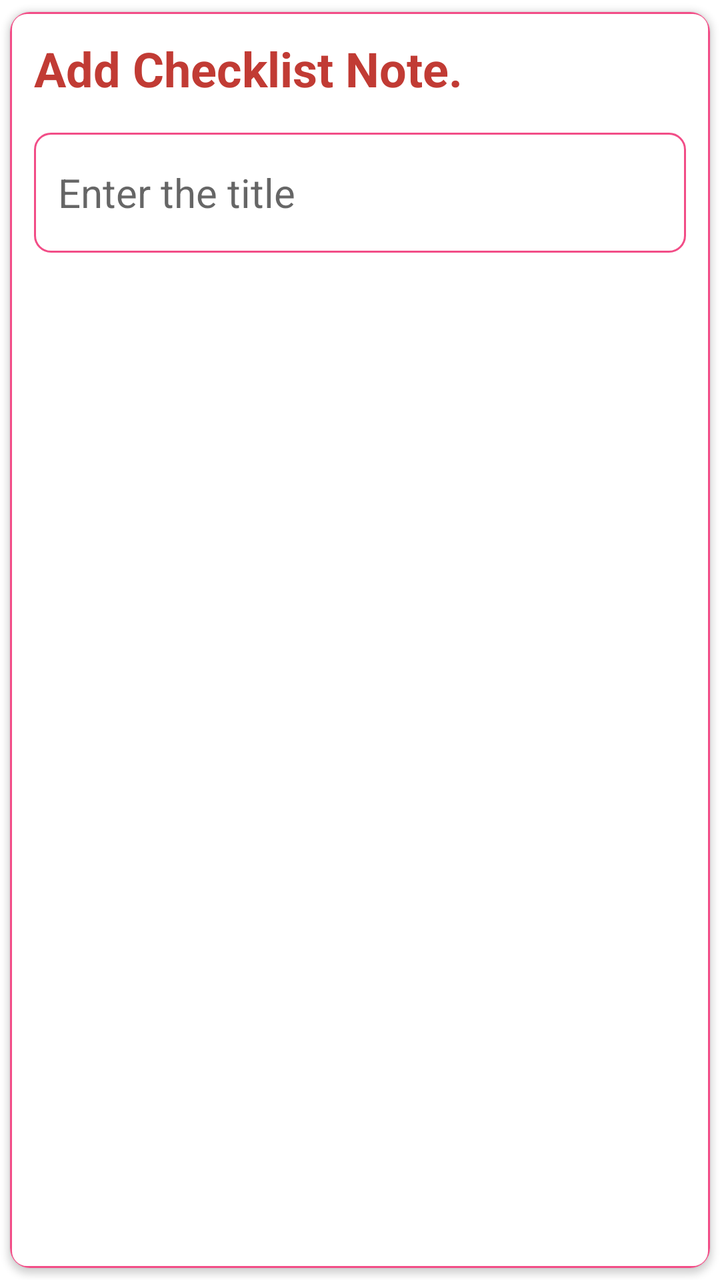
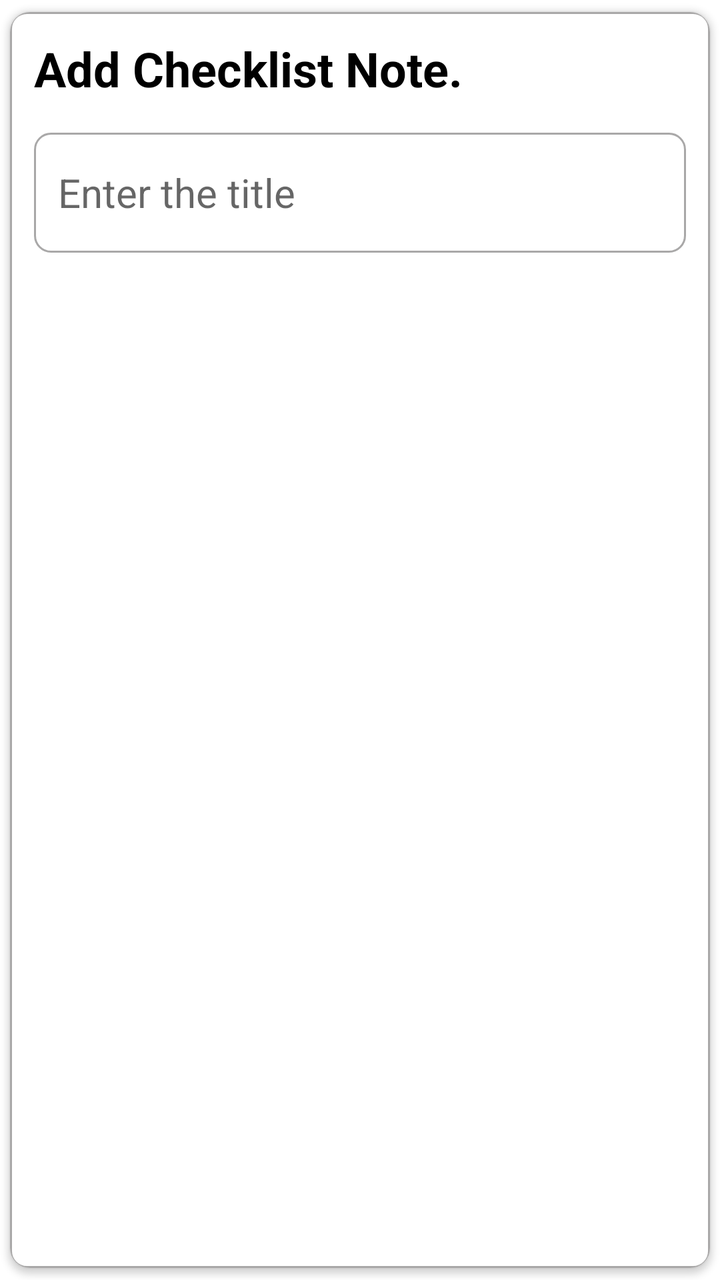

Screens rendered from an Android XML layout before and after an edit, with the pre-edit source and the edit as a unified diff.
<!-- AndroidManifest.xml: application theme Theme.NoteApp -->
<!-- res/layout/fragment_check_list.xml -->
<?xml version="1.0" encoding="utf-8"?>
<layout
    xmlns:android="http://schemas.android.com/apk/res/android"
    xmlns:tools="http://schemas.android.com/tools"
    xmlns:app="http://schemas.android.com/apk/res-auto">

    <androidx.cardview.widget.CardView
        android:layout_width="match_parent"
        android:layout_height="match_parent"
        android:layout_margin="12dp"
        app:cardCornerRadius="10dp"
        app:cardUseCompatPadding="true"
        android:padding="12dp"
        tools:context=".fragments.CheckListFragment">

        <LinearLayout
            android:id="@+id/checklistRootLayout"
            android:layout_width="match_parent"
            android:layout_height="match_parent"
            android:orientation="vertical"
            android:background="@drawable/pink_border"
            android:padding="12dp">

            <TextView
                android:id="@+id/checklistHeading"
                android:layout_width="wrap_content"
                android:layout_height="wrap_content"
                android:text="Add Checklist Note."
                android:textColor="@color/red"
                android:textSize="24sp"
                android:textStyle="bold" />

            <EditText
                android:id="@+id/checklistTitle"
                android:layout_width="match_parent"
                android:layout_height="60dp"
                android:layout_marginTop="16dp"
                android:hint="Enter the title"
                android:maxLines="1"
                android:padding="12dp"
                android:textSize="20sp"
                android:background="@drawable/pink_border" />

            <LinearLayout
                android:id="@+id/checkListContainer"
                android:layout_width="match_parent"
                android:layout_height="wrap_content"
                android:layout_marginTop="16dp"
                android:orientation="vertical"
              />

        </LinearLayout>
    </androidx.cardview.widget.CardView>
</layout>
<!-- resources referenced by this layout -->
<resources>
  <color name="red">#c13b34</color>
  <!-- drawable pink_border (drawable) -->
  <?xml version="1.0" encoding="utf-8"?>
  <shape xmlns:android="http://schemas.android.com/apk/res/android"
      android:shape="rectangle">
  
      <stroke
          android:width="1dp"
          android:color="@color/pink"/>
  
      <corners
          android:radius="8dp"/>
  
  </shape>
  <style name="Theme.NoteApp" parent="Base.Theme.NoteApp" />
  <color name="pink">#F24D87</color>
  <style name="Base.Theme.NoteApp" parent="Theme.MaterialComponents.DayNight.DarkActionBar">
          
          <item name="colorPrimary">#A9A8A8</item>
          <item name="colorPrimaryVariant">@color/pink</item>
          <item name="colorOnPrimary">@color/white</item>
          
          <item name="colorSecondary">@color/pink</item>
          <item name="colorSecondaryVariant">@color/pink</item>
          <item name="colorOnSecondary">@color/black</item>
          
          <item name="android:statusBarColor">@color/gray</item>
          
      </style>
  <color name="white">#FFFFFFFF</color>
  <color name="black">#FF000000</color>
  <color name="gray">#A9A8A8</color>
</resources>

<!-- the commit's change to res/layout/fragment_check_list.xml (unified diff, before → after) -->
@@ -18,7 +18,7 @@
             android:layout_width="match_parent"
             android:layout_height="match_parent"
             android:orientation="vertical"
-            android:background="@drawable/pink_border"
+            android:background="@drawable/gray_border"
             android:padding="12dp">
 
             <TextView
@@ -26,7 +26,7 @@
                 android:layout_width="wrap_content"
                 android:layout_height="wrap_content"
                 android:text="Add Checklist Note."
-                android:textColor="@color/red"
+                android:textColor="@color/black"
                 android:textSize="24sp"
                 android:textStyle="bold" />
 
@@ -39,7 +39,7 @@
                 android:maxLines="1"
                 android:padding="12dp"
                 android:textSize="20sp"
-                android:background="@drawable/pink_border" />
+                android:background="@drawable/gray_border" />
 
             <LinearLayout
                 android:id="@+id/checkListContainer"
<!-- resource entries referenced after the edit -->
@@ -1,36 +1,38 @@
 <!-- resources referenced by this layout -->
 <resources>
-  <color name="red">#c13b34</color>
-  <!-- drawable pink_border (drawable) -->
+  <style name="Theme.NoteApp" parent="Base.Theme.NoteApp" />
+  <style name="Base.Theme.NoteApp" parent="Theme.MaterialComponents.DayNight.DarkActionBar">
+          
+          <item name="colorPrimary">@color/light_blue</item> 
+          <item name="colorPrimaryVariant">@color/blue</item>
+          <item name="colorOnPrimary">@color/black</item> 
+          
+          <item name="colorSecondary">@color/blue</item>
+          <item name="colorSecondaryVariant">@color/blue</item>
+          <item name="colorOnSecondary">@color/white</item>
+          
+          <item name="android:statusBarColor">@color/light_blue</item>
+          
+          <item name="android:textColorPrimary">@color/black</item>
+          
+      </style>
+  <color name="light_blue">#99C7E6</color>
+  <color name="blue">#2196F3</color>
+  <color name="white">#FFFFFFFF</color>
+  <color name="black">#FF000000</color>
+  <!-- drawable gray_border (drawable) -->
   <?xml version="1.0" encoding="utf-8"?>
   <shape xmlns:android="http://schemas.android.com/apk/res/android"
       android:shape="rectangle">
   
       <stroke
           android:width="1dp"
-          android:color="@color/pink"/>
+          android:color="@color/gray"/>
   
       <corners
           android:radius="8dp"/>
   
   </shape>
-  <style name="Theme.NoteApp" parent="Base.Theme.NoteApp" />
-  <color name="pink">#F24D87</color>
-  <style name="Base.Theme.NoteApp" parent="Theme.MaterialComponents.DayNight.DarkActionBar">
-          
-          <item name="colorPrimary">#A9A8A8</item>
-          <item name="colorPrimaryVariant">@color/pink</item>
-          <item name="colorOnPrimary">@color/white</item>
-          
-          <item name="colorSecondary">@color/pink</item>
-          <item name="colorSecondaryVariant">@color/pink</item>
-          <item name="colorOnSecondary">@color/black</item>
-          
-          <item name="android:statusBarColor">@color/gray</item>
-          
-      </style>
-  <color name="white">#FFFFFFFF</color>
-  <color name="black">#FF000000</color>
   <color name="gray">#A9A8A8</color>
 </resources>
 
